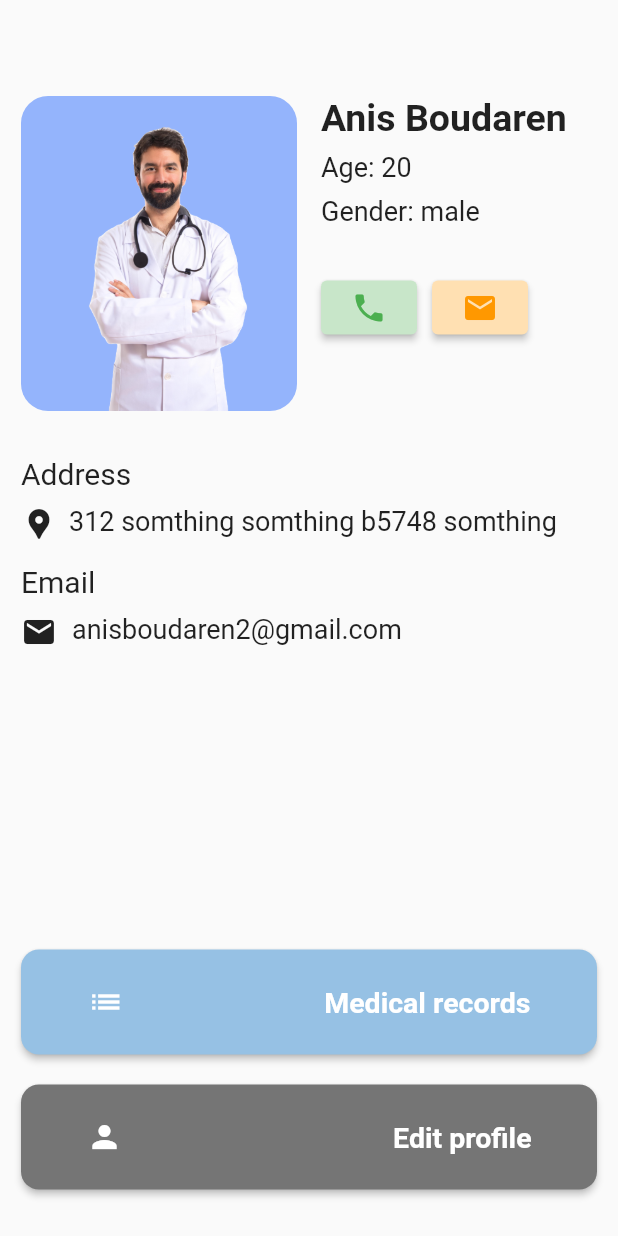
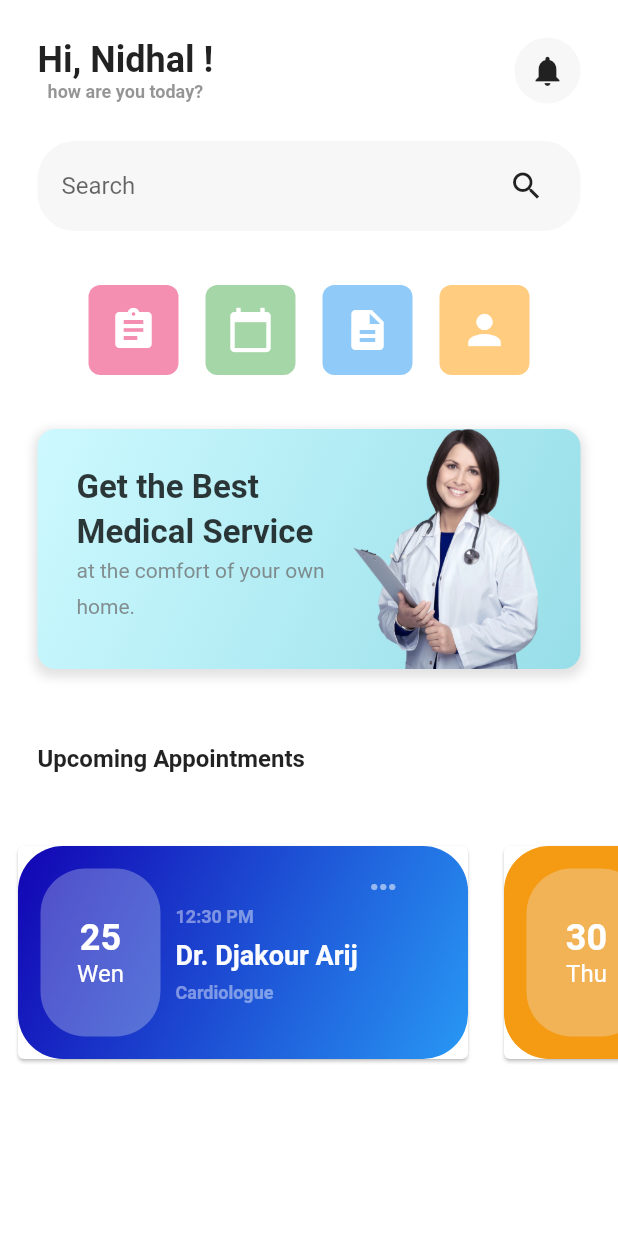
Before and after one commit to nidalayadi/memoire, a Flutter app: the screen it shows after launch, on a phone screen of 412 x 824 dp. Run offline on Flutter 3.47's test engine with Material 2 defaults, Android fonts, the phone set to English and light mode, and no system bars; our stand-ins replace flutter_dotenv, flutter_secure_storage, table_calendar; missing offline and left inert: flutter_document_picker, flutter_pdfview.

Commit message:
remake of home page

```diff
--- a/sprint2/lib/demand.dart
+++ b/sprint2/lib/demand.dart
@@ -1,5 +1,8 @@
+// ignore_for_file: prefer_final_fields, prefer_const_constructors, unnecessary_new
+
 import 'package:flutter/material.dart';
 import 'package:table_calendar/table_calendar.dart';
+import 'package:intl/intl.dart';
 
 class DoctorVisit {
   String doctorName;
@@ -28,13 +31,13 @@ class Tasks extends StatefulWidget {
 
 class _TasksState extends State<Tasks> {
   DateTime _selectedDay = DateTime.now();
-  CalendarFormat _calendarFormat = CalendarFormat.month;
+  CalendarFormat _calendarFormat = CalendarFormat.week;
   List<DoctorVisit> _doctorVisits = [
     DoctorVisit(
       doctorName: 'John Doe',
       doctorSpecialty: 'Cardiologist',
       patientName: 'Alice Smith',
-      time: DateTime(2023, 3, 21, 10, 0),
+      time: DateTime(2023, 5, 16, 10, 0),
       status: 'Pending',
       location: '123 Main St',
     ),
@@ -42,7 +45,7 @@ class _TasksState extends State<Tasks> {
       doctorName: 'Jane Smith',
       doctorSpecialty: 'Dermatologist',
       patientName: 'Bob Johnson',
-      time: DateTime(2023, 3, 22, 13, 30),
+      time: DateTime(2023, 5, 16, 10, 0),
       status: 'Done',
       location: '456 Elm St',
     ),
@@ -50,7 +53,7 @@ class _TasksState extends State<Tasks> {
       doctorName: 'Bob Johnson',
       doctorSpecialty: 'Pediatrician',
       patientName: 'Charlie Brown',
-      time: DateTime(2023, 3, 24, 9, 0),
+      time: DateTime(2023, 5, 16, 10, 0),
       status: 'Abort',
       location: '789 Oak St',
     ),
@@ -73,7 +76,7 @@ class _TasksState extends State<Tasks> {
           children: [
             SizedBox(height: 20),
             TableCalendar(
-              headerStyle: HeaderStyle(
+              headerStyle: const HeaderStyle(
                 titleCentered: true,
                 formatButtonVisible: true,
               ),
@@ -97,18 +100,52 @@ class _TasksState extends State<Tasks> {
                   if (!isSameDay(visit.time, _selectedDay)) {
                     return SizedBox.shrink();
                   }
+                  Icon myicon;
+                  switch (visit.status) {
+                    case "Done":
+                      myicon = Icon(
+                        Icons.check_circle_outline,
+                        color: Colors.green[400],
+                        size: 45,
+                      );
+                      break;
+                    case "Abort":
+                      myicon = Icon(
+                        Icons.cancel_outlined,
+                        color: Color.fromARGB(255, 226, 19, 19),
+                        size: 45,
+                      );
+                      break;
+                    case "Reschedule":
+                      myicon = Icon(
+                        Icons.published_with_changes_rounded,
+                        color: Colors.green[400],
+                        size: 45,
+                      );
+                      break;
+                    default:
+                      myicon = Icon(
+                        Icons.pending,
+                        color: Color.fromARGB(255, 120, 120, 120),
+                        size: 45,
+                      );
+                  }
+                  final f = new DateFormat('hh:mm');
                   return Card(
                     child: ListTile(
-                      title: Text(visit.doctorName),
-                      subtitle: Column(
-                        crossAxisAlignment: CrossAxisAlignment.start,
+                      leading: myicon,
+                      title: Row(
                         children: [
-                          Text('Patient: ${visit.patientName}'),
-                          Text('Specialty: ${visit.doctorSpecialty}'),
+                          Icon(Icons.calendar_today, size: 14),
                           Text(
-                            '${visit.time.hour}:${visit.time.minute} - ${visit.status} - ${visit.location}',
-                          ),
+                              "${f.format(visit.time)} - ${f.format(DateTime(visit.time.hour + 2))}"),
                         ],
+                      ),
+                      subtitle: Text('Specialty: ${visit.doctorSpecialty}'),
+                      isThreeLine: true,
+                      trailing: Icon(
+                        Icons.keyboard_arrow_right,
+                        size: 38,
                       ),
                     ),
                   );
--- /dev/null
+++ b/sprint2/lib/home.dart
@@ -0,0 +1,538 @@
+// ignore_for_file: prefer_const_constructors, prefer_const_literals_to_create_immutables, camel_case_types
+
+import 'package:flutter/material.dart';
+import 'package:flutter/src/widgets/framework.dart';
+import 'package:flutter/src/widgets/placeholder.dart';
+
+class homePage extends StatefulWidget {
+  const homePage({super.key});
+
+  @override
+  State<homePage> createState() => _homePageState();
+}
+
+class _homePageState extends State<homePage> {
+  final List<Widget> cards = [
+    Card(
+      child: Container(
+        padding: EdgeInsets.all(15),
+        width: 300,
+        height: 150,
+        decoration: BoxDecoration(
+          borderRadius: BorderRadius.circular(30),
+          gradient: LinearGradient(
+            colors: [
+              Color.fromARGB(255, 18, 4, 179),
+              Color.fromARGB(255, 40, 152, 244)
+            ],
+            begin: Alignment.topLeft,
+            end: Alignment.bottomRight,
+          ),
+        ),
+        child: Center(
+          child: Row(
+            children: [
+              Container(
+                width: 80,
+                height: 150,
+                decoration: BoxDecoration(
+                    borderRadius: BorderRadius.circular(30),
+                    color: Color.fromARGB(75, 230, 239, 247)),
+                child: Column(
+                  mainAxisAlignment: MainAxisAlignment.center,
+                  crossAxisAlignment: CrossAxisAlignment.center,
+                  children: [
+                    Text(
+                      "25",
+                      style: TextStyle(
+                          color: Colors.white,
+                          fontSize: 24,
+                          fontWeight: FontWeight.bold),
+                    ),
+                    Text(
+                      "Wen",
+                      style: TextStyle(
+                          color: Colors.white,
+                          fontSize: 16,
+                          fontWeight: FontWeight.normal),
+                    )
+                  ],
+                ),
+              ),
+              Container(
+                padding: EdgeInsets.fromLTRB(10, 25, 5, 22),
+                height: 150,
+                child: Column(
+                  crossAxisAlignment: CrossAxisAlignment.start,
+                  children: [
+                    Text("12:30 PM",
+                        style: TextStyle(
+                            color: Color.fromARGB(110, 255, 255, 255),
+                            fontSize: 12,
+                            fontWeight: FontWeight.bold)),
+                    SizedBox(
+                      height: 8,
+                    ),
+                    Text("Dr. Djakour Arij",
+                        style: TextStyle(
+                            color: Color.fromARGB(249, 255, 255, 255),
+                            fontSize: 18,
+                            fontWeight: FontWeight.bold)),
+                    SizedBox(
+                      height: 8,
+                    ),
+                    Text("Cardiologue",
+                        style: TextStyle(
+                            color: Color.fromARGB(110, 255, 255, 255),
+                            fontSize: 12,
+                            fontWeight: FontWeight.bold))
+                  ],
+                ),
+              ),
+              Column(
+                mainAxisAlignment: MainAxisAlignment.start,
+                children: [
+                  Icon(
+                    Icons.keyboard_control_rounded,
+                    color: Color.fromARGB(136, 255, 255, 255),
+                  )
+                ],
+              )
+            ],
+          ),
+        ),
+      ),
+    ),
+    Card(
+      child: Container(
+        padding: EdgeInsets.all(15),
+        width: 300,
+        height: 150,
+        decoration: BoxDecoration(
+            borderRadius: BorderRadius.circular(30),
+            color: Color.fromARGB(255, 245, 154, 19)),
+        child: Center(
+          child: Row(children: [
+            Container(
+              width: 80,
+              height: 150,
+              decoration: BoxDecoration(
+                  borderRadius: BorderRadius.circular(30),
+                  color: Color.fromARGB(75, 230, 239, 247)),
+              child: Column(
+                mainAxisAlignment: MainAxisAlignment.center,
+                crossAxisAlignment: CrossAxisAlignment.center,
+                children: [
+                  Text(
+                    "30",
+                    style: TextStyle(
+                        color: Colors.white,
+                        fontSize: 24,
+                        fontWeight: FontWeight.bold),
+                  ),
+                  Text(
+                    "Thu",
+                    style: TextStyle(
+                        color: Colors.white,
+                        fontSize: 16,
+                        fontWeight: FontWeight.normal),
+                  )
+                ],
+              ),
+            ),
+            Container(
+              padding: EdgeInsets.fromLTRB(10, 25, 5, 22),
+              height: 150,
+              child: Column(
+                crossAxisAlignment: CrossAxisAlignment.start,
+                children: [
+                  Text("15:30 PM",
+                      style: TextStyle(
+                          color: Color.fromARGB(110, 255, 255, 255),
+                          fontSize: 12,
+                          fontWeight: FontWeight.bold)),
+                  SizedBox(
+                    height: 8,
+                  ),
+                  Text("Dr. Ayadi Nidhal",
+                      style: TextStyle(
+                          color: Color.fromARGB(249, 255, 255, 255),
+                          fontSize: 18,
+                          fontWeight: FontWeight.bold)),
+                  SizedBox(
+                    height: 8,
+                  ),
+                  Text("Cardiologue",
+                      style: TextStyle(
+                          color: Color.fromARGB(110, 255, 255, 255),
+                          fontSize: 12,
+                          fontWeight: FontWeight.bold))
+                ],
+              ),
+            ),
+            Column(
+              mainAxisAlignment: MainAxisAlignment.start,
+              children: [
+                Icon(
+                  Icons.keyboard_control_rounded,
+                  color: Color.fromARGB(136, 255, 255, 255),
+                )
+              ],
+            )
+          ]),
+        ),
+      ),
+    ),
+    Card(
+      child: Container(
+        padding: EdgeInsets.all(15),
+        width: 300,
+        height: 150,
+        decoration: BoxDecoration(
+            borderRadius: BorderRadius.circular(30),
+            color: Color.fromARGB(255, 15, 129, 223)),
+        child: Center(
+          child: Row(children: [
+            Container(
+              width: 80,
+              height: 150,
+              decoration: BoxDecoration(
+                  borderRadius: BorderRadius.circular(30),
+                  color: Color.fromARGB(75, 230, 239, 247)),
+              child: Column(
+                mainAxisAlignment: MainAxisAlignment.center,
+                crossAxisAlignment: CrossAxisAlignment.center,
+                children: [
+                  Text(
+                    "25",
+                    style: TextStyle(
+                        color: Colors.white,
+                        fontSize: 24,
+                        fontWeight: FontWeight.bold),
+                  ),
+                  Text(
+                    "Wen",
+                    style: TextStyle(
+                        color: Colors.white,
+                        fontSize: 16,
+                        fontWeight: FontWeight.normal),
+                  )
+                ],
+              ),
+            ),
+            Container(
+              padding: EdgeInsets.fromLTRB(10, 25, 5, 22),
+              height: 150,
+              child: Column(
+                crossAxisAlignment: CrossAxisAlignment.start,
+                children: [
+                  Text("12:30 PM",
+                      style: TextStyle(
+                          color: Color.fromARGB(110, 255, 255, 255),
+                          fontSize: 12,
+                          fontWeight: FontWeight.bold)),
+                  SizedBox(
+                    height: 8,
+                  ),
+                  Text("Dr. Djakour Arij",
+                      style: TextStyle(
+                          color: Color.fromARGB(249, 255, 255, 255),
+                          fontSize: 18,
+                          fontWeight: FontWeight.bold)),
+                  SizedBox(
+                    height: 8,
+                  ),
+                  Text("Cardiologue",
+                      style: TextStyle(
+                          color: Color.fromARGB(110, 255, 255, 255),
+                          fontSize: 12,
+                          fontWeight: FontWeight.bold))
+                ],
+              ),
+            ),
+            Column(
+              mainAxisAlignment: MainAxisAlignment.start,
+              children: [
+                Icon(
+                  Icons.keyboard_control_rounded,
+                  color: Color.fromARGB(136, 255, 255, 255),
+                )
+              ],
+            )
+          ]),
+        ),
+      ),
+    ),
+  ];
+
+  @override
+  Widget build(BuildContext context) {
+    return Scaffold(
+      backgroundColor: Color.fromARGB(255, 255, 255, 255),
+      body: SafeArea(
+          child: Column(
+        children: [
+          Padding(
+            padding: const EdgeInsets.all(25.0),
+            child: Column(
+              children: [
+                //hello to user and notif butto
+                Row(
+                  mainAxisAlignment: MainAxisAlignment.spaceBetween,
+                  children: [
+                    Column(
+                      mainAxisAlignment: MainAxisAlignment.start,
+                      children: [
+                        Text(
+                          "Hi, Nidhal !",
+                          style: TextStyle(
+                              fontSize: 24, fontWeight: FontWeight.bold),
+                        ),
+                        Text(
+                          "how are you today?",
+                          style: TextStyle(
+                              color: Color.fromARGB(145, 68, 68, 68),
+                              fontWeight: FontWeight.bold,
+                              fontSize: 12),
+                        )
+                      ],
+                    ),
+                    Container(
+                        decoration: BoxDecoration(
+                            color: Color.fromARGB(122, 238, 238, 238),
+                            borderRadius: BorderRadius.circular(25)),
+                        padding: EdgeInsets.all(10),
+                        child: Icon(Icons.notifications))
+                  ],
+                ),
+                SizedBox(
+                  height: 25,
+                ),
+                // search bar
+                Container(
+                  height: 60,
+                  decoration: BoxDecoration(
+                    color: Color.fromARGB(122, 238, 238, 238),
+                    borderRadius: BorderRadius.circular(25),
+                  ),
+                  padding: EdgeInsets.symmetric(horizontal: 16),
+                  child: Row(
+                    children: <Widget>[
+                      Expanded(
+                        child: TextField(
+                          decoration: InputDecoration(
+                            hintText: 'Search',
+                            border: InputBorder.none,
+                          ),
+                        ),
+                      ),
+                      Container(
+                        padding: EdgeInsets.all(8),
+                        child: Icon(
+                          Icons.search,
+                          size: 24,
+                        ),
+                      ),
+                    ],
+                  ),
+                ),
+                SizedBox(
+                  height: 20,
+                ),
+                // the list of icons
+                Container(
+                  padding: EdgeInsets.all(16),
+                  child: Row(
+                    mainAxisAlignment: MainAxisAlignment.spaceEvenly,
+                    children: <Widget>[
+                      Container(
+                        width: 60,
+                        height: 60,
+                        decoration: BoxDecoration(
+                          color: Colors.pink[200],
+                          borderRadius: BorderRadius.circular(8),
+                        ),
+                        padding: EdgeInsets.all(12),
+                        child: Icon(
+                          Icons.assignment,
+                          size: 32,
+                          color: Colors.white,
+                        ),
+                      ),
+                      Container(
+                        width: 60,
+                        height: 60,
+                        decoration: BoxDecoration(
+                          color: Colors.green[200],
+                          borderRadius: BorderRadius.circular(8),
+                        ),
+                        padding: EdgeInsets.all(12),
+                        child: Icon(
+                          Icons.calendar_today,
+                          size: 32,
+                          color: Colors.white,
+                        ),
+                      ),
+                      Container(
+                        width: 60,
+                        height: 60,
+                        decoration: BoxDecoration(
+                          color: Colors.blue[200],
+                          borderRadius: BorderRadius.circular(8),
+                        ),
+                        padding: EdgeInsets.all(12),
+                        child: Icon(
+                          Icons.description,
+                          size: 32,
+                          color: Colors.white,
+                        ),
+                      ),
+                      Container(
+                        width: 60,
+                        height: 60,
+                        decoration: BoxDecoration(
+                          color: Colors.orange[200],
+                          borderRadius: BorderRadius.circular(8),
+                        ),
+                        padding: EdgeInsets.all(12),
+                        child: Icon(
+                          Icons.person,
+                          size: 32,
+                          color: Colors.white,
+                        ),
+                      ),
+                    ],
+                  ),
+                ),
+                SizedBox(
+                  height: 20,
+                ),
+                // the poster undderneith
+                Stack(children: [
+                  Container(
+                    padding: EdgeInsets.all(16),
+                    height: 160,
+                    decoration: BoxDecoration(
+                      gradient: LinearGradient(
+                        colors: [
+                          Color.fromARGB(255, 205, 249, 255),
+                          Color.fromARGB(255, 151, 222, 232)
+                        ],
+                        begin: Alignment.topLeft,
+                        end: Alignment.bottomRight,
+                      ),
+                      borderRadius: BorderRadius.circular(12),
+                      boxShadow: [
+                        BoxShadow(
+                          color: Colors.grey.withOpacity(0.3),
+                          spreadRadius: 2,
+                          blurRadius: 5,
+                          offset: Offset(0, 3),
+                        ),
+                      ],
+                    ),
+                    child: Padding(
+                      padding: const EdgeInsets.all(10.0),
+                      child: Row(
+                        crossAxisAlignment: CrossAxisAlignment.start,
+                        children: <Widget>[
+                          Column(
+                            crossAxisAlignment: CrossAxisAlignment.start,
+                            children: <Widget>[
+                              Text(
+                                'Get the Best',
+                                style: TextStyle(
+                                  fontSize: 22,
+                                  fontWeight: FontWeight.bold,
+                                  color: Color.fromARGB(199, 0, 0, 0),
+                                ),
+                              ),
+                              SizedBox(height: 4),
+                              Text(
+                                'Medical Service',
+                                style: TextStyle(
+                                  fontSize: 22,
+                                  fontWeight: FontWeight.bold,
+                                  color: Color.fromARGB(199, 0, 0, 0),
+                                ),
+                              ),
+                              SizedBox(height: 4),
+                              Text(
+                                'at the comfort of your own',
+                                style: TextStyle(
+                                  fontSize: 14,
+                                  color: Color.fromARGB(189, 107, 106, 106),
+                                ),
+                              ),
+                              SizedBox(height: 8),
+                              Text(
+                                'home.',
+                                style: TextStyle(
+                                  fontSize: 14,
+                                  color: Color.fromARGB(189, 107, 106, 106),
+                                ),
+                              ),
+                            ],
+                          ),
+                        ],
+                      ),
+                    ),
+                  ),
+                  Container(
+                    alignment: Alignment.centerRight,
+                    child: Image.asset(
+                      'assets/fem2.png',
+                      width: 180,
+                      height: 160,
+                    ),
+                  ),
+                ]),
+                SizedBox(
+                  height: 50,
+                ),
+                Row(
+                  crossAxisAlignment: CrossAxisAlignment.start,
+                  children: [
+                    Text(
+                      "Upcoming Appointments",
+                      style:
+                          TextStyle(fontWeight: FontWeight.bold, fontSize: 16),
+                    ),
+                  ],
+                ),
+                SizedBox(
+                  height: 20,
+                ),
+              ],
+            ),
+          ),
+          HorizontalCardList(cards: cards),
+        ],
+      )),
+    );
+  }
+}
+
+class HorizontalCardList extends StatelessWidget {
+  final List<Widget> cards;
+
+  HorizontalCardList({required this.cards});
+
+  @override
+  Widget build(BuildContext context) {
+    return Container(
+      decoration: BoxDecoration(borderRadius: BorderRadius.circular(25)),
+      height: 150,
+      child: ListView.builder(
+        scrollDirection: Axis.horizontal,
+        itemCount: cards.length,
+        itemBuilder: (BuildContext context, int index) {
+          return Padding(
+            padding: EdgeInsets.symmetric(horizontal: 8),
+            child: cards[index],
+          );
+        },
+      ),
+    );
+  }
+}
--- a/sprint2/lib/main.dart
+++ b/sprint2/lib/main.dart
@@ -1,4 +1,5 @@
 import 'package:flutter/material.dart';
+import 'package:sprint2/home.dart';
 import 'package:sprint2/newprofile.dart';
 import 'package:sprint2/request.dart';
 import 'package:sprint2/signup2.dart';
@@ -14,7 +15,7 @@ void main() async {
   runApp(
     MaterialApp(
         debugShowCheckedModeBanner: false,
-        initialRoute: 'newprofile',
+        initialRoute: 'home',
         routes: {
           'login': (context) => const MyLogin(),
           'register': (context) => const MyRegister(),
@@ -24,6 +25,7 @@ void main() async {
           'navigation': (context) => firstPage(),
           'profile': (context) => ProfilePage(),
           'newprofile': (context) => profilePage2(),
+          "home": (context) => const homePage(),
         }),
   );
 }
--- a/sprint2/lib/navigation.dart
+++ b/sprint2/lib/navigation.dart
@@ -1,6 +1,7 @@
 import 'dart:convert';
 
 import 'package:flutter/material.dart';
+import 'package:sprint2/home.dart';
 import 'package:sprint2/profile.dart';
 import 'demand.dart';
 import 'functions.dart' as func;
@@ -15,11 +16,7 @@ Map<String, dynamic>? obj;
 class _firstPageState extends State<firstPage> {
   int _currentIndex = 0;
   dynamic obj1 = {};
-  List<Widget> pages = [
-    MyWidget(),
-    Tasks(),
-    ProfilePage(),
-  ];
+  List<Widget> pages = [MyWidget(), Tasks(), ProfilePage(), homePage()];
 
   @override
   void initState() {
```
Also changed, not shown: sprint2/assets/fem2.png (added), sprint2/assets/femdoc.png.png (added), 1 other file.
